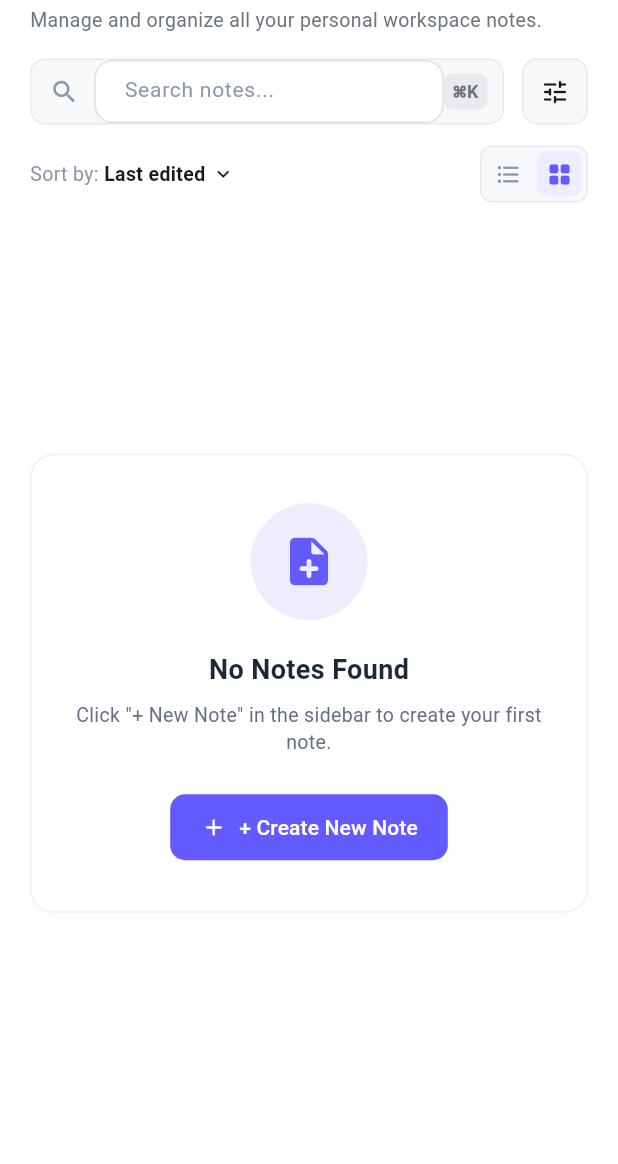
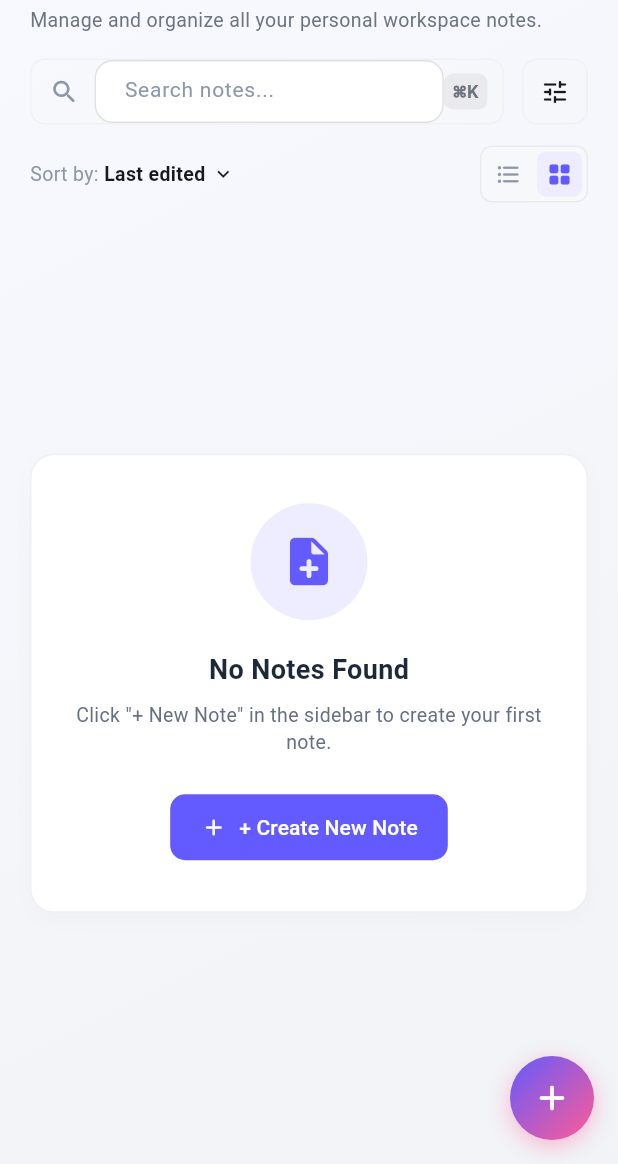
Before and after one commit to abinjoyal/MyNotes-App, a Flutter app: the NotesScreen screen opened directly, on a phone screen of 412 x 824 dp, the part 72-1236 px from its top. Run offline on Flutter 3.47's test engine with Material 3 defaults, Android fonts, the phone set to English and light mode, and no system bars; our stand-ins replace google_sign_in; missing offline and left inert: extension_google_sign_in_as_googleapis_auth, googleapis.

Commit message:
feat: implement NotesScreen UI, define AppColors constants, and initialize database history files

```diff
--- a/lib/app/constants/app_colors.dart
+++ b/lib/app/constants/app_colors.dart
@@ -4,6 +4,9 @@ abstract class AppColors {
   // Main Brand Colors
   /// Primary Purple - #635BFF
   static const Color primaryPurple = Color(0xFF635BFF);
+
+  /// Vibrant Pink - #FF5B94
+  static const Color primaryPink = Color(0xFFFF5B94);
 
   /// Light Lavender - #EEECFF
   static const Color lightLavender = Color(0xFFEEECFF);
--- a/lib/features/notes/presentation/screens/notes_screen.dart
+++ b/lib/features/notes/presentation/screens/notes_screen.dart
@@ -120,9 +120,49 @@ class _NotesScreenState extends State<NotesScreen> {
       );
     }
 
-    return Scaffold(
-      backgroundColor: scaffoldBg,
-      body: SafeArea(
+    return Container(
+      decoration: BoxDecoration(
+        gradient: LinearGradient(
+          begin: Alignment.topLeft,
+          end: Alignment.bottomRight,
+          colors: isDark
+              ? [const Color(0xFF1A1A24), const Color(0xFF121212)]
+              : [const Color(0xFFF8F9FF), const Color(0xFFF1F3F6)],
+        ),
+      ),
+      child: Scaffold(
+        backgroundColor: Colors.transparent,
+        floatingActionButton: widget.activeRoute != 'trash' ? Container(
+          decoration: BoxDecoration(
+            gradient: const LinearGradient(
+              colors: [AppColors.primaryPurple, AppColors.primaryPink],
+              begin: Alignment.topLeft,
+              end: Alignment.bottomRight,
+            ),
+            shape: BoxShape.circle,
+            boxShadow: [
+              BoxShadow(
+                color: AppColors.primaryPink.withOpacity(0.4),
+                blurRadius: 12,
+                offset: const Offset(0, 4),
+              ),
+            ],
+          ),
+          child: FloatingActionButton(
+            onPressed: () {
+              if (widget.onNoteSelect != null) {
+                Note templateNote = _controller.createTemplateNote(
+                  widget.activeRoute == 'tasks' ? 'checklist' : 'blank',
+                );
+                widget.onNoteSelect!(templateNote);
+              }
+            },
+            backgroundColor: Colors.transparent,
+            elevation: 0,
+            child: const Icon(Icons.add_rounded, color: Colors.white, size: 28),
+          ),
+        ) : null,
+        body: SafeArea(
         child: Padding(
           padding: const EdgeInsets.symmetric(horizontal: 20.0, vertical: 16.0),
           child: Column(
@@ -202,9 +242,9 @@ class _NotesScreenState extends State<NotesScreen> {
                     child: Container(
                       height: 44,
                       decoration: BoxDecoration(
-                        color: inputBg,
+                        color: inputBg.withOpacity(isDark ? 0.6 : 0.4),
                         borderRadius: BorderRadius.circular(10),
-                        border: Border.all(color: borderColor),
+                        border: Border.all(color: borderColor.withOpacity(0.5)),
                       ),
                       child: Row(
                         children: [
@@ -260,9 +300,9 @@ class _NotesScreenState extends State<NotesScreen> {
                     width: 44,
                     height: 44,
                     decoration: BoxDecoration(
-                      color: inputBg,
+                      color: inputBg.withOpacity(isDark ? 0.6 : 0.4),
                       borderRadius: BorderRadius.circular(10),
-                      border: Border.all(color: borderColor),
+                      border: Border.all(color: borderColor.withOpacity(0.5)),
                     ),
                     child: IconButton(
                       icon: Icon(
@@ -294,15 +334,29 @@ class _NotesScreenState extends State<NotesScreen> {
                           padding: const EdgeInsets.symmetric(horizontal: 12, vertical: 6),
                           margin: const EdgeInsets.only(right: 8),
                           decoration: BoxDecoration(
+                            gradient: _selectedTag == null
+                                ? const LinearGradient(
+                                    colors: [AppColors.primaryPurple, AppColors.primaryPink],
+                                  )
+                                : null,
                             color: _selectedTag == null
-                                ? AppColors.primaryPurple
-                                : inputBg,
+                                ? null
+                                : inputBg.withOpacity(isDark ? 0.6 : 0.4),
                             borderRadius: BorderRadius.circular(16),
                             border: Border.all(
                               color: _selectedTag == null
-                                  ? AppColors.primaryPurple
-                                  : borderColor,
+                                  ? Colors.transparent
+                                  : borderColor.withOpacity(0.3),
                             ),
+                            boxShadow: _selectedTag == null
+                                ? [
+                                    BoxShadow(
+                                      color: AppColors.primaryPink.withOpacity(0.3),
+                                      blurRadius: 8,
+                                      offset: const Offset(0, 2),
+                                    )
+                                  ]
+                                : null,
                           ),
                           child: Text(
                             'All',
@@ -326,15 +380,29 @@ class _NotesScreenState extends State<NotesScreen> {
                             padding: const EdgeInsets.symmetric(horizontal: 12, vertical: 6),
                             margin: const EdgeInsets.only(right: 8),
                             decoration: BoxDecoration(
+                              gradient: isSelected
+                                  ? const LinearGradient(
+                                      colors: [AppColors.primaryPurple, AppColors.primaryPink],
+                                    )
+                                  : null,
                               color: isSelected
-                                  ? AppColors.primaryPurple
-                                  : inputBg,
+                                  ? null
+                                  : inputBg.withOpacity(isDark ? 0.6 : 0.4),
                               borderRadius: BorderRadius.circular(16),
                               border: Border.all(
                                 color: isSelected
-                                    ? AppColors.primaryPurple
-                                    : borderColor,
+                                    ? Colors.transparent
+                                    : borderColor.withOpacity(0.3),
                               ),
+                              boxShadow: isSelected
+                                  ? [
+                                      BoxShadow(
+                                        color: AppColors.primaryPink.withOpacity(0.3),
+                                        blurRadius: 8,
+                                        offset: const Offset(0, 2),
+                                      )
+                                    ]
+                                  : null,
                             ),
                             child: Text(
                               tag,
@@ -494,6 +562,7 @@ class _NotesScreenState extends State<NotesScreen> {
           ),
         ),
       ),
+      ),
     );
   }
 }
```
